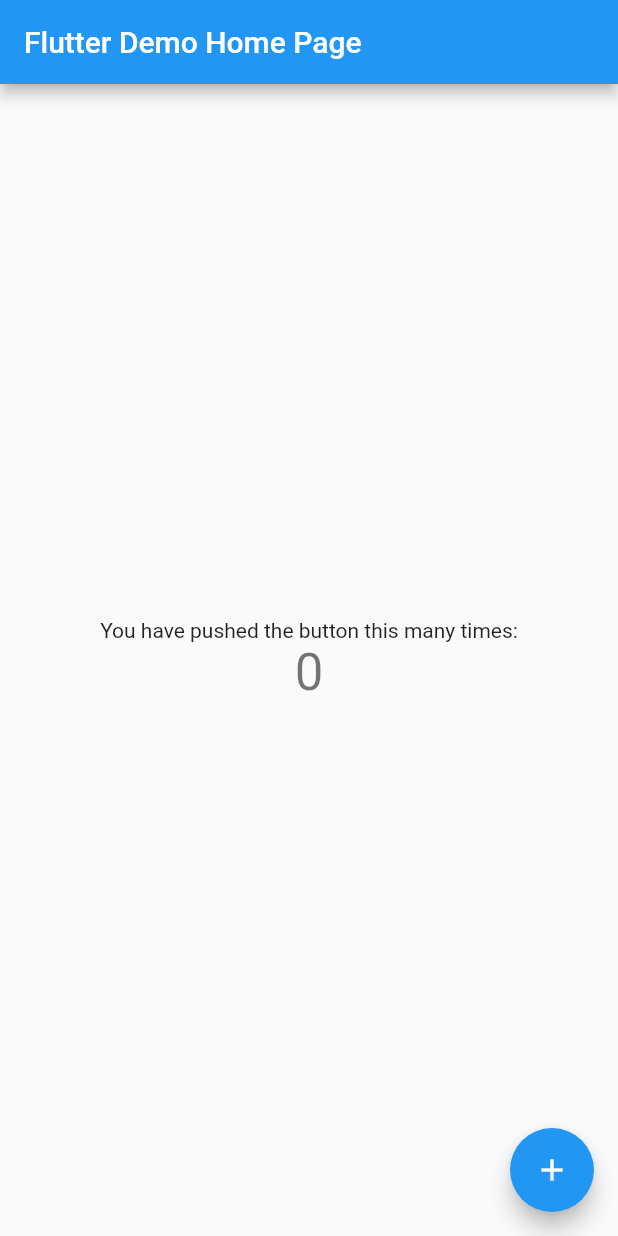
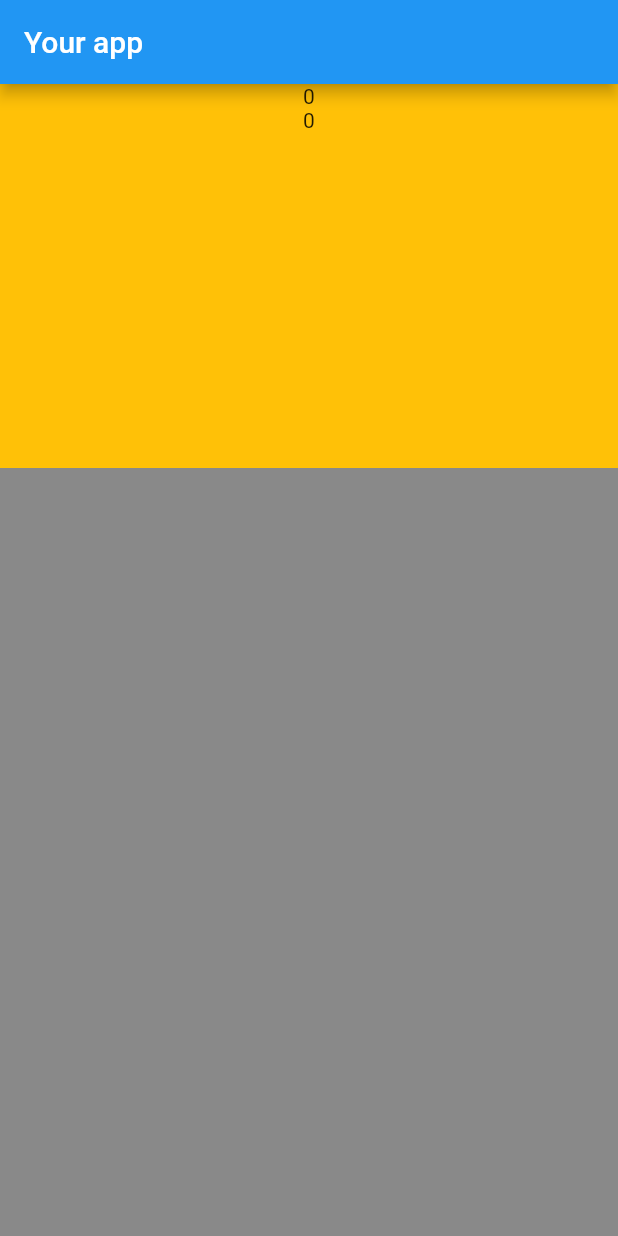
Before and after one commit to soulandbone/training_calculator_riverpod, a Flutter app: the screen it shows after launch, on a phone screen of 412 x 824 dp. Run offline on Flutter 3.47's test engine with Material 2 defaults, Android fonts, the phone set to English and light mode, and no system bars.

Commit message:
added some screens, and Ui, basic commit,just saving advances, nothing interesting

```diff
--- /dev/null
+++ b/lib/helpers/my_colors.dart
@@ -0,0 +1,10 @@
+import 'package:flutter/material.dart';
+
+class myColors {
+  static const Color background1 = Color(0xff22252d);
+  static const Color background2 = Color(0xff292d36);
+  static const Color background3 = Color(0xff272b33);
+  static const Color operators = Color(0xfff57b7b);
+  static const Color delete = Color(0xff26f4ce);
+  static const Color numbers = Colors.white;
+}
--- a/lib/main.dart
+++ b/lib/main.dart
@@ -1,4 +1,5 @@
 import 'package:flutter/material.dart';
+import 'package:training_calculator_riverpod/screens/home_screen.dart';
 
 void main() {
   runApp(const MyApp());
@@ -7,109 +8,13 @@
 class MyApp extends StatelessWidget {
   const MyApp({super.key});
 
-  // This widget is the root of your application.
   @override
   Widget build(BuildContext context) {
     return MaterialApp(
-      title: 'Flutter Demo',
-      theme: ThemeData(
-        // This is the theme of your application.
-        //
-        // Try running your application with "flutter run". You'll see the
-        // application has a blue toolbar. Then, without quitting the app, try
-        // changing the primarySwatch below to Colors.green and then invoke
-        // "hot reload" (press "r" in the console where you ran "flutter run",
-        // or simply save your changes to "hot reload" in a Flutter IDE).
-        // Notice that the counter didn't reset back to zero; the application
-        // is not restarted.
-        primarySwatch: Colors.blue,
-      ),
-      home: const MyHomePage(title: 'Flutter Demo Home Page'),
-    );
+        title: 'Flutter Demo',
+        theme: ThemeData(
+          primarySwatch: Colors.blue,
+        ),
+        home: HomeScreen());
   }
 }
-
-class MyHomePage extends StatefulWidget {
-  const MyHomePage({super.key, required this.title});
-
-  // This widget is the home page of your application. It is stateful, meaning
-  // that it has a State object (defined below) that contains fields that affect
-  // how it looks.
-
-  // This class is the configuration for the state. It holds the values (in this
-  // case the title) provided by the parent (in this case the App widget) and
-  // used by the build method of the State. Fields in a Widget subclass are
-  // always marked "final".
-
-  final String title;
-
-  @override
-  State<MyHomePage> createState() => _MyHomePageState();
-}
-
-class _MyHomePageState extends State<MyHomePage> {
-  int _counter = 0;
-
-  void _incrementCounter() {
-    setState(() {
-      // This call to setState tells the Flutter framework that something has
-      // changed in this State, which causes it to rerun the build method below
-      // so that the display can reflect the updated values. If we changed
-      // _counter without calling setState(), then the build method would not be
-      // called again, and so nothing would appear to happen.
-      _counter++;
-    });
-  }
-
-  @override
-  Widget build(BuildContext context) {
-    // This method is rerun every time setState is called, for instance as done
-    // by the _incrementCounter method above.
-    //
-    // The Flutter framework has been optimized to make rerunning build methods
-    // fast, so that you can just rebuild anything that needs updating rather
-    // than having to individually change instances of widgets.
-    return Scaffold(
-      appBar: AppBar(
-        // Here we take the value from the MyHomePage object that was created by
-        // the App.build method, and use it to set our appbar title.
-        title: Text(widget.title),
-      ),
-      body: Center(
-        // Center is a layout widget. It takes a single child and positions it
-        // in the middle of the parent.
-        child: Column(
-          // Column is also a layout widget. It takes a list of children and
-          // arranges them vertically. By default, it sizes itself to fit its
-          // children horizontally, and tries to be as tall as its parent.
-          //
-          // Invoke "debug painting" (press "p" in the console, choose the
-          // "Toggle Debug Paint" action from the Flutter Inspector in Android
-          // Studio, or the "Toggle Debug Paint" command in Visual Studio Code)
-          // to see the wireframe for each widget.
-          //
-          // Column has various properties to control how it sizes itself and
-          // how it positions its children. Here we use mainAxisAlignment to
-          // center the children vertically; the main axis here is the vertical
-          // axis because Columns are vertical (the cross axis would be
-          // horizontal).
-          mainAxisAlignment: MainAxisAlignment.center,
-          children: <Widget>[
-            const Text(
-              'You have pushed the button this many times:',
-            ),
-            Text(
-              '$_counter',
-              style: Theme.of(context).textTheme.headlineMedium,
-            ),
-          ],
-        ),
-      ),
-      floatingActionButton: FloatingActionButton(
-        onPressed: _incrementCounter,
-        tooltip: 'Increment',
-        child: const Icon(Icons.add),
-      ), // This trailing comma makes auto-formatting nicer for build methods.
-    );
-  }
-}
--- /dev/null
+++ b/lib/screens/home_screen.dart
@@ -0,0 +1,24 @@
+import 'package:flutter/material.dart';
+import 'package:training_calculator_riverpod/widgets/buttons_section.dart';
+import 'package:training_calculator_riverpod/widgets/results_section.dart';
+
+class HomeScreen extends StatelessWidget {
+  const HomeScreen({super.key});
+
+  @override
+  Widget build(BuildContext context) {
+    return SafeArea(
+        child: Scaffold(
+      appBar: AppBar(
+        title: const Text('Your app'),
+      ),
+      body: Container(
+        color: Colors.black45,
+        child: Column(children: const [
+          Flexible(flex: 1, child: ResultsSection()),
+          Flexible(flex: 2, child: ButtonsSection())
+        ]),
+      ),
+    ));
+  }
+}
--- /dev/null
+++ b/lib/widgets/buttons_section.dart
@@ -0,0 +1,14 @@
+import 'package:flutter/material.dart';
+
+class ButtonsSection extends StatelessWidget {
+  const ButtonsSection({super.key});
+
+  @override
+  Widget build(BuildContext context) {
+    return Container(
+        width: double.infinity,
+        child: Column(
+          children: [],
+        ));
+  }
+}
--- /dev/null
+++ b/lib/widgets/results_section.dart
@@ -0,0 +1,14 @@
+import 'package:flutter/material.dart';
+
+class ResultsSection extends StatelessWidget {
+  const ResultsSection({super.key});
+
+  @override
+  Widget build(BuildContext context) {
+    return Container(
+      width: double.infinity,
+      color: Colors.amber,
+      child: Column(children: [Text('0'), Text('0')]),
+    );
+  }
+}
```
